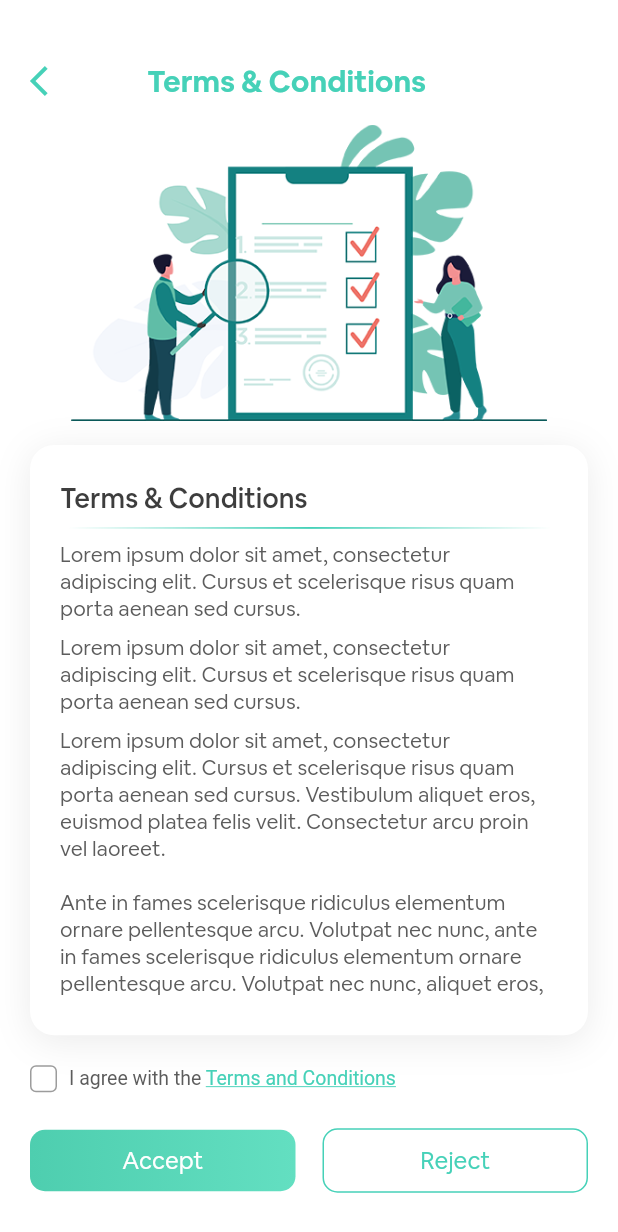
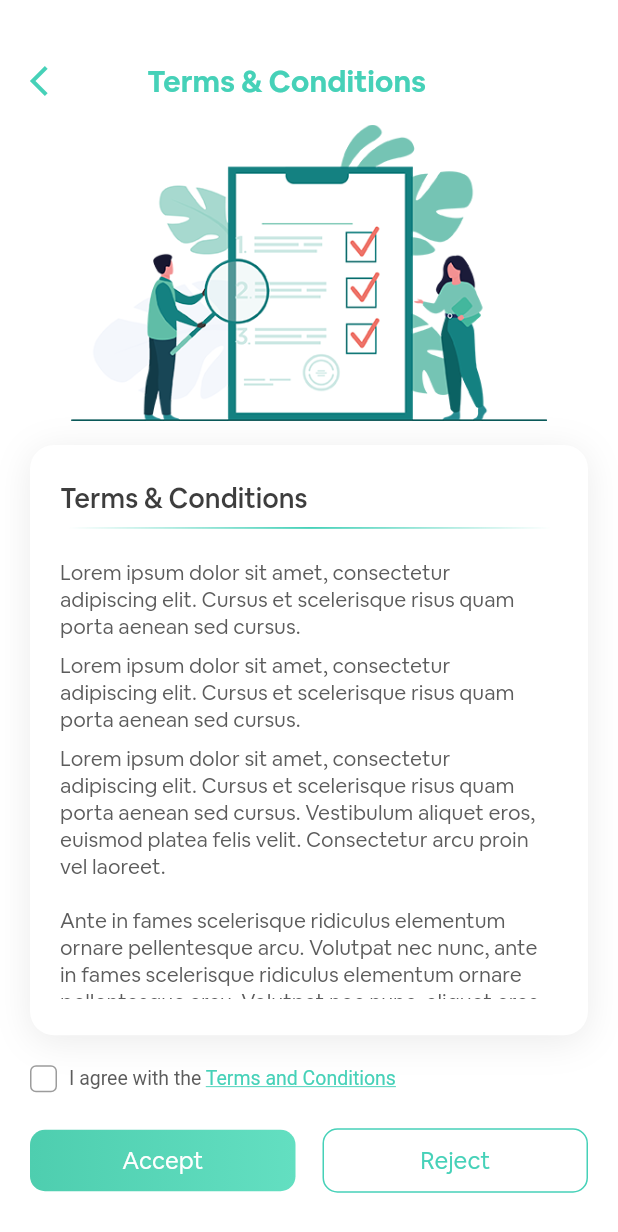
Before and after one commit to saifbak/PetSittingApp, a Flutter app: the TermsConditionsView screen opened by its route, on a phone screen of 412 x 824 dp. Shown: the top 1232 px of the screen. Run offline on Flutter 3.47's test engine with Material 2 defaults, Android fonts, the phone set to English and light mode, and no system bars; our stand-ins replace connectivity, dio, dotted_border, flutter_iconly, freezed_annotation, package_info and 2 more.

Commit message:
shared - read more scrollable content widget update

```diff
--- a/lib/src/shared/read_more_scrollable_content.dart
+++ b/lib/src/shared/read_more_scrollable_content.dart
@@ -51,7 +51,7 @@ class _ReadMoreScrollableContentState extends State<ReadMoreScrollableContent> {
   Widget build(BuildContext context) {
     final list = ListView.separated(
       physics: scrollPhysics,
-      padding: EdgeInsets.only(right: 8),
+      padding: const EdgeInsets.only(top: 12, bottom: 12, right: 8),
       controller: scrollCtrl,
       itemBuilder: widget.contentItemBuilder,
       separatorBuilder: (_, __) => widget.contentSeparator ?? VerticalSpacing(),
@@ -66,7 +66,7 @@ class _ReadMoreScrollableContentState extends State<ReadMoreScrollableContent> {
                 ? Scrollbar(controller: scrollCtrl, child: list)
                 : list),
         if (readMoreTextDisplay) ...[
-          VerticalSpacing(16),
+          VerticalSpacing(10),
           GestureDetector(
             onTap: () {
               if (widget.toggleBehaviour!) {
```
